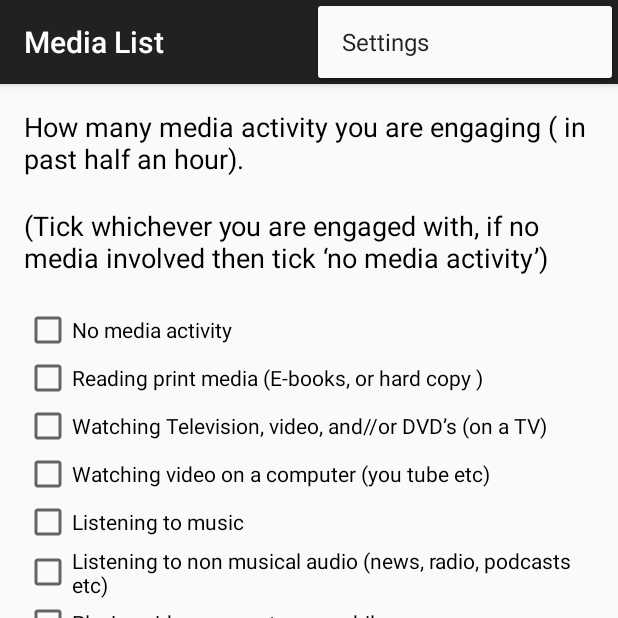
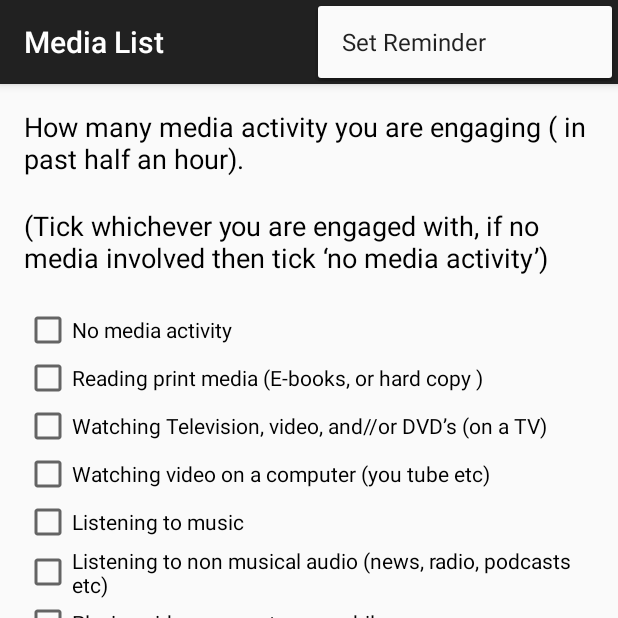
Before and after one commit to genuinelucifer/EmotionsDatabase, an Android app: the MediaList screen opened directly, with no data from a screen before it, with the options menu open, on a phone screen of 412 x 824 dp, the top half of it. Run offline under Robolectric (Android 15) with nearby library versions, the phone set to English and light mode, and no system bars.

Commit message:
Stage Set. Finish Alarm Setting.

```diff
--- a/app/build.gradle
+++ b/app/build.gradle
@@ -6,10 +6,10 @@ android {
 
     defaultConfig {
         applicationId "com.emotions.database.emotionsdatabase"
-        minSdkVersion 15
+        minSdkVersion 16
         targetSdkVersion 22
-        versionCode 1
-        versionName "1.0"
+        versionCode 2
+        versionName "2.0"
     }
     buildTypes {
         release {
--- a/app/src/main/java/com/emotions/database/emotionsdatabase/MainActivity.java
+++ b/app/src/main/java/com/emotions/database/emotionsdatabase/MainActivity.java
@@ -28,7 +28,7 @@ public class MainActivity extends AppCompatActivity {
     @Override
     public boolean onCreateOptionsMenu(Menu menu) {
         // Inflate the menu; this adds items to the action bar if it is present.
-        getMenuInflater().inflate(R.menu.menu_main, menu);
+        getMenuInflater().inflate(R.menu.menu_common, menu);
         return true;
     }
 
@@ -40,7 +40,7 @@ public class MainActivity extends AppCompatActivity {
         int id = item.getItemId();
 
         //noinspection SimplifiableIfStatement
-        if (id == R.id.action_settings) {
+        if (id == R.id.action_SetAlarm) {
             return true;
         }
 
--- a/app/src/main/java/com/emotions/database/emotionsdatabase/MediaList.java
+++ b/app/src/main/java/com/emotions/database/emotionsdatabase/MediaList.java
@@ -42,7 +42,7 @@ public class MediaList extends AppCompatActivity {
     @Override
     public boolean onCreateOptionsMenu(Menu menu) {
         // Inflate the menu; this adds items to the action bar if it is present.
-        getMenuInflater().inflate(R.menu.menu_media_list, menu);
+        getMenuInflater().inflate(R.menu.menu_common, menu);
         return true;
     }
 
@@ -54,7 +54,7 @@ public class MediaList extends AppCompatActivity {
         int id = item.getItemId();
 
         //noinspection SimplifiableIfStatement
-        if (id == R.id.action_settings) {
+        if (id == R.id.action_SetAlarm) {
             return true;
         }
 
--- a/app/src/main/java/com/emotions/database/emotionsdatabase/ThankYou.java
+++ b/app/src/main/java/com/emotions/database/emotionsdatabase/ThankYou.java
@@ -107,6 +107,7 @@ public class ThankYou extends AppCompatActivity {
             Log.d(TAG, "Waiting for... Location NOT NULL!");
             while (lastLocation==null);
             Log.d(TAG, "Location NOT NULL!");
+
             if(lastLocation != null)
             {
                 lat = lastLocation.getLatitude();
@@ -158,7 +159,7 @@ public class ThankYou extends AppCompatActivity {
     @Override
     public boolean onCreateOptionsMenu(Menu menu) {
         // Inflate the menu; this adds items to the action bar if it is present.
-        getMenuInflater().inflate(R.menu.menu_thanks, menu);
+        getMenuInflater().inflate(R.menu.menu_common, menu);
         return true;
     }
 
@@ -170,7 +171,7 @@ public class ThankYou extends AppCompatActivity {
         int id = item.getItemId();
 
         //noinspection SimplifiableIfStatement
-        if (id == R.id.action_settings) {
+        if (id == R.id.action_SetAlarm) {
             return true;
         }
 
--- a/app/src/main/java/com/emotions/database/emotionsdatabase/Utilities.java
+++ b/app/src/main/java/com/emotions/database/emotionsdatabase/Utilities.java
@@ -5,6 +5,8 @@ import android.net.ConnectivityManager;
 import android.net.NetworkInfo;
 
 /**
+ * Some Utility functions and also a common point to coordinate data transfer between activities
+ *
  * Created by Abhinav Tripathi on 14-Aug-15.
  */
 public class Utilities {
@@ -78,4 +80,6 @@ public class Utilities {
         NetworkInfo aNetInfo = ctvMngr.getActiveNetworkInfo();
         return aNetInfo != null && aNetInfo.isAvailable();
     }
+
+
 }
--- a/app/src/main/res/menu/menu_main.xml
+++ b/app/src/main/res/menu/menu_common.xml
@@ -1,6 +1,9 @@
 <menu xmlns:android="http://schemas.android.com/apk/res/android"
     xmlns:app="http://schemas.android.com/apk/res-auto"
     xmlns:tools="http://schemas.android.com/tools" tools:context=".MainActivity">
-    <item android:id="@+id/action_settings" android:title="@string/action_settings"
-        android:orderInCategory="100" app:showAsAction="never" />
+
+    <item android:id="@+id/action_SetAlarm"
+        android:title="@string/action_SetAlarm"
+        android:orderInCategory="100"
+        app:showAsAction="never" />
 </menu>
--- a/app/src/main/res/menu/menu_media_list.xml
+++ /dev/null
@@ -1,7 +0,0 @@
-<menu xmlns:android="http://schemas.android.com/apk/res/android"
-    xmlns:app="http://schemas.android.com/apk/res-auto"
-    xmlns:tools="http://schemas.android.com/tools"
-    tools:context="com.emotions.database.emotionsdatabase.MediaList">
-    <item android:id="@+id/action_settings" android:title="@string/action_settings"
-        android:orderInCategory="100" app:showAsAction="never" />
-</menu>
--- a/app/src/main/res/menu/menu_thanks.xml
+++ /dev/null
@@ -1,7 +0,0 @@
-<menu xmlns:android="http://schemas.android.com/apk/res/android"
-    xmlns:app="http://schemas.android.com/apk/res-auto"
-    xmlns:tools="http://schemas.android.com/tools"
-    tools:context="com.emotions.database.emotionsdatabase.Thanks">
-    <item android:id="@+id/action_settings" android:title="@string/action_settings"
-        android:orderInCategory="100" app:showAsAction="never" />
-</menu>
--- a/app/src/main/res/values/strings.xml
+++ b/app/src/main/res/values/strings.xml
@@ -2,7 +2,7 @@
     <string name="app_name">Emotions Database</string>
 
     <string name="hello_world">Hello world!</string>
-    <string name="action_settings">Settings</string>
+    <string name="action_SetAlarm">Set Reminder</string>
 
     <string name="strTitle">AFFECTIVE MEDIA\nLANDSCAPE SURVEY</string>
     <string name="strWelcome">WELCOME to the portal</string>
@@ -11,5 +11,9 @@
     <string name="title_activity_thanks">Thank You</string>
     <string name="no_internet_msg">Internet connection could not be established. \nPlease verify that you are connected through an active connection.</string>
     <string name="no_internet_title">Could NOT connect!</string>
+    <string name="strAlarmTitle">Emotions Database</string>
+    <string name="strAlarmText">Pls register your emotions...</string>
+    <string name="title_activity_num_alarms">NumAlarms</string>
+    <string name="strSetNumAlarms">Set the number of times (per day) to remind you for filling data n database...</string>
 
 </resources>
```
Also changed, not shown: app/src/main/AndroidManifest.xml (+9 -0 lines), app/src/main/java/com/emotions/database/emotionsdatabase/AlarmClass.java (added, +40 -0 lines), app/src/main/java/com/emotions/database/emotionsdatabase/EngageMedia.java (+24 -0 lines), app/src/main/java/com/emotions/database/emotionsdatabase/HappyMeter.java (+26 -0 lines), app/src/main/java/com/emotions/database/emotionsdatabase/NumAlarms.java (added, +42 -0 lines), app/src/main/java/com/emotions/database/emotionsdatabase/SampleActivity.java (deleted, +0 -72 lines), app/src/main/res/layout/activity_num_alarms.xml (added, +38 -0 lines).
